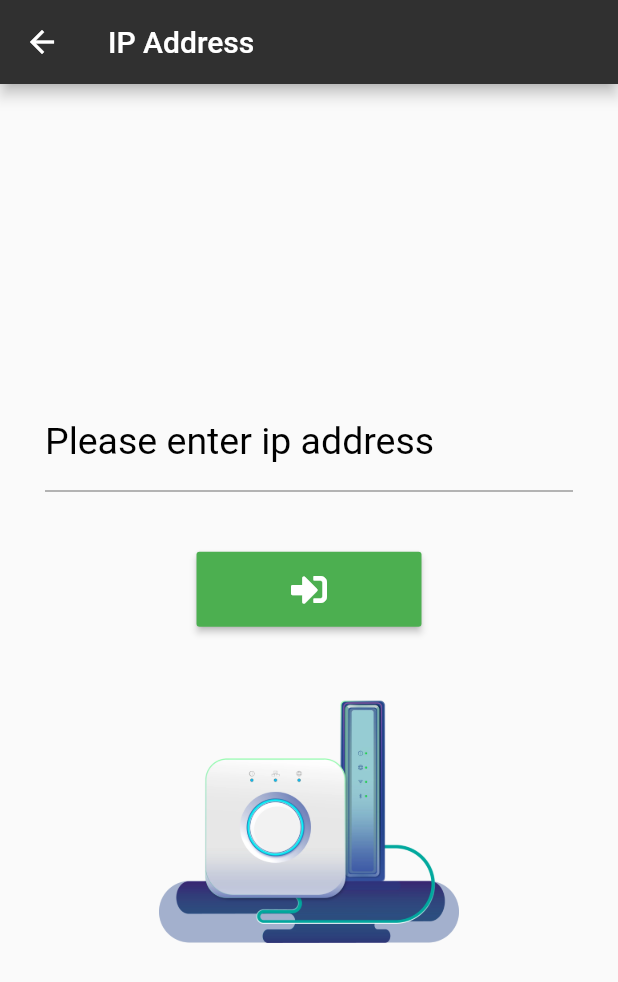
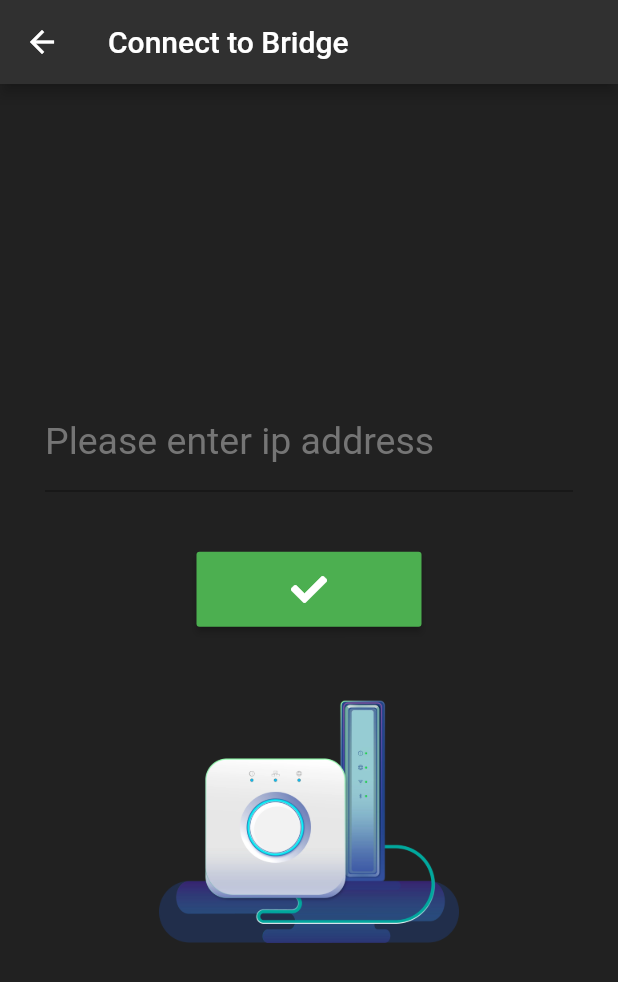
Before and after one commit to remonh87/huenicorn, a Flutter app: the screen it shows after launch, on a phone screen of 412 x 824 dp. Shown: the top 982 px of the screen. Run offline on Flutter 3.47's test engine with Material 2 defaults, Android fonts, the phone set to English and light mode, and no system bars; our stand-ins replace flutter_colorpicker, font_awesome_flutter; missing offline and left inert: color.

Commit message:
improve screen

```diff
--- a/lib/ui/IpAddress.dart
+++ b/lib/ui/IpAddress.dart
@@ -21,6 +21,7 @@ class LoginPageState extends State<IpAddress>
   @override
   Widget build(BuildContext context) {
     return new Scaffold(
+      backgroundColor: Colors.grey[900],
       appBar: new AppBar(
         backgroundColor: Colors.grey[850],
         leading: new IconButton(
@@ -33,25 +34,22 @@ class LoginPageState extends State<IpAddress>
             }
           },
         ),
-        title: new Text('IP Address'),
+        title: new Text('Connect to Bridge'),
       ),
-      body: new Stack(fit: StackFit.expand, children: <Widget>[
-
+      body: new Stack(
+          fit: StackFit.expand,
+          children: <Widget>[
             new Theme(
               data: new ThemeData(
                   brightness: Brightness.light,
                   inputDecorationTheme: new InputDecorationTheme(
                     hintStyle: new TextStyle(color: Colors.blue, fontSize: 20.0),
-                labelStyle:
-                new TextStyle(color: Colors.black, fontSize: 25.0),
+                    labelStyle: new TextStyle(color: Colors.grey[600], fontSize: 25.0),
                   )),
               isMaterialAppTheme: true,
-
               child: new Column(
                 mainAxisAlignment: MainAxisAlignment.center,
                 children: <Widget>[
-
-
                   new Container(
                     padding: const EdgeInsets.all(30.0),
                     child: new Form(
@@ -62,9 +60,8 @@ class LoginPageState extends State<IpAddress>
                           new TextFormField(
                             controller: _controller,
                             decoration: new InputDecoration(
-                              labelText: "Please enter ip address",
-                              fillColor: Colors.black),
-                          keyboardType: TextInputType.number
+                                labelText: "Please enter ip address"),
+                            keyboardType: TextInputType.number,
                           ),
                           new Padding(
                             padding: const EdgeInsets.only(top: 40.0),
@@ -75,7 +72,7 @@ class LoginPageState extends State<IpAddress>
                             color: Colors.green,
                             splashColor: Colors.teal,
                             textColor: Colors.white,
-                        child: new Icon(FontAwesomeIcons.signInAlt),
+                            child: new Icon(FontAwesomeIcons.check),
                             onPressed: () {
                               if (_controller.text.trim() == "") {
                                 showEnterIpDialog();
@@ -92,10 +89,8 @@ class LoginPageState extends State<IpAddress>
                                 );
                               }
                             },
-
                           )
                         ],
-
                       ),
                     ),
                   ),
@@ -103,8 +98,6 @@ class LoginPageState extends State<IpAddress>
                     image: new AssetImage("assets/bridge_and_router.webp"),
                     height: 200.0,
                     fit: BoxFit.contain,
-                //colorBlendMode: BlendMode.darken,
-                //color: Colors.black87,
                   ),
                 ],
               ),
@@ -114,8 +107,7 @@ class LoginPageState extends State<IpAddress>
   }
 
   void showEnterIpDialog() {
-    showDialog(
-        context: context,
+    showDialog(context: context,
         child: new AlertDialog(
           title: new Text('Please type IP Address'),
         ));
```
Lines whose indentation alone changed are shown as unchanged.
